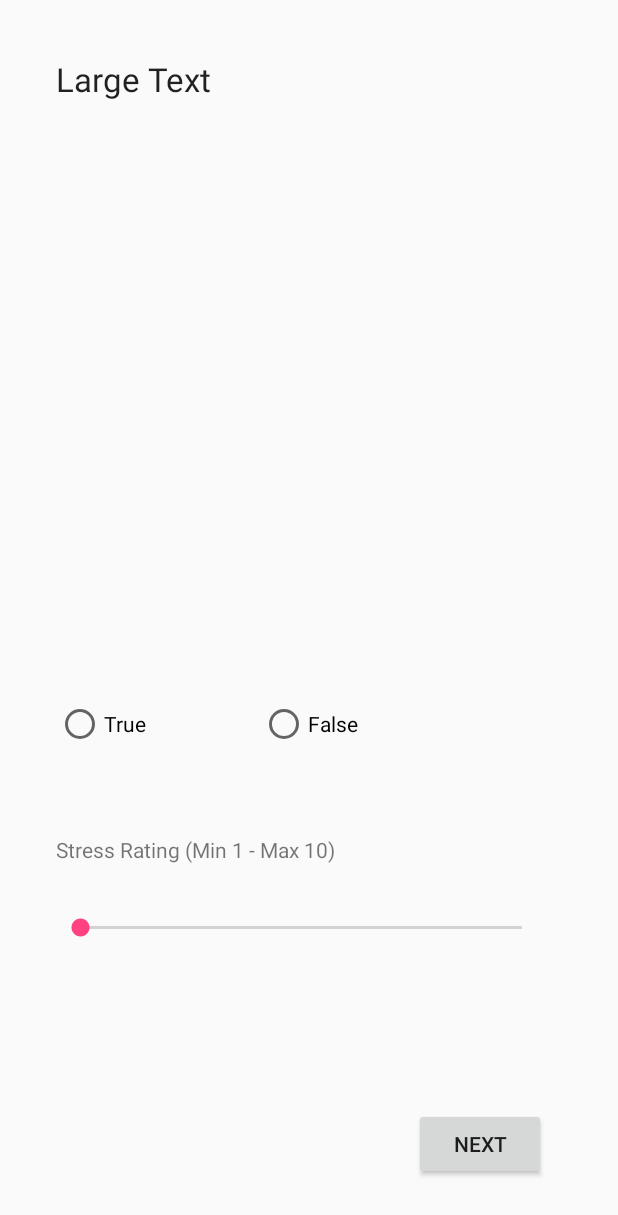
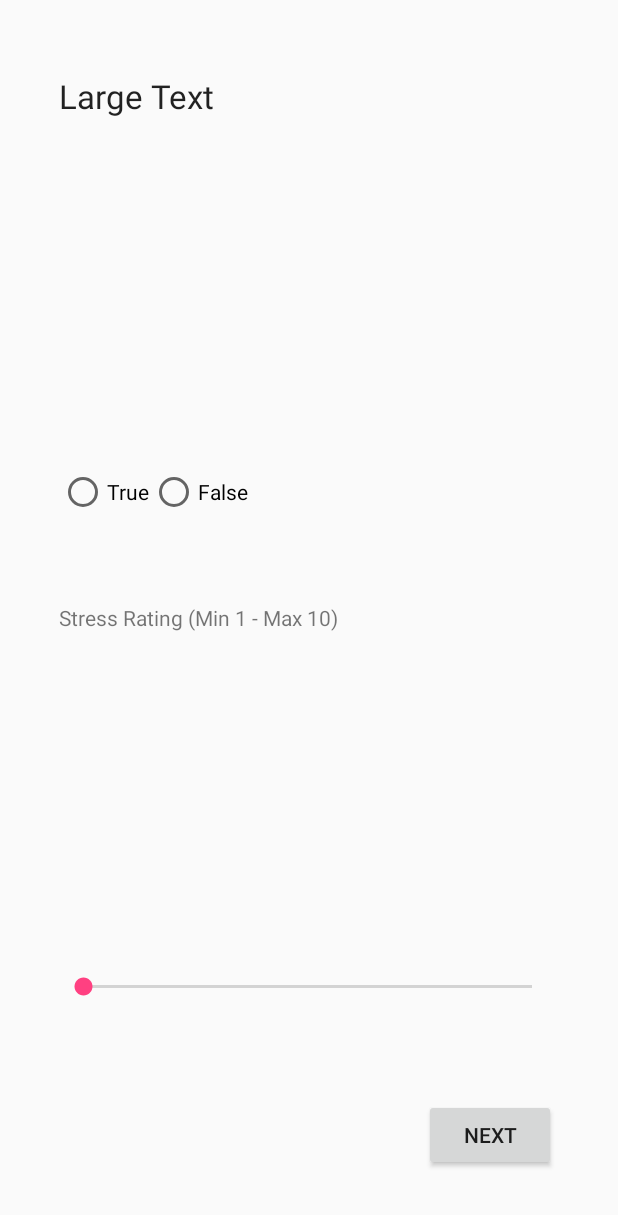
Before and after one commit to aidaying/ThinkFeelAct, an Android app: the screen it shows after launch (MainActivity), after a tap on "START", on a phone screen of 412 x 824 dp. Shown: the top 1215 px of the screen. Run offline under Robolectric (Android 15) with nearby library versions, the phone set to English and light mode, and no system bars; 3 statements that could not run were skipped.

Commit message:
Third Commit
Initiate other fragment page: add event page, self evaluation page, java
classes to help insert data to database and calculation

```diff
--- a/app/build.gradle
+++ b/app/build.gradle
@@ -25,5 +25,5 @@ dependencies {
     compile 'com.android.support:appcompat-v7:23.4.0'
     compile 'com.android.support:design:23.4.0'
     compile 'com.android.support:support-v4:23.4.0'
-    compile 'com.google.android.gms:play-services:8.4.0'
+    compile 'com.google.android.gms:play-services:9.0.0'
 }
--- a/app/src/main/java/nz/ac/aut/rnd/team/thinkfeelactproject/DatabaseHandler.java
+++ b/app/src/main/java/nz/ac/aut/rnd/team/thinkfeelactproject/DatabaseHandler.java
@@ -5,7 +5,6 @@ import android.content.Context;
 import android.database.Cursor;
 import android.database.sqlite.SQLiteDatabase;
 import android.database.sqlite.SQLiteOpenHelper;
-
 import java.util.ArrayList;
 import java.util.List;
 
@@ -50,8 +49,10 @@ public class DatabaseHandler extends SQLiteOpenHelper {
 
     @Override
     public void onCreate(SQLiteDatabase db) {
+        dbase = db;
         createTable(db);
         addQuestions();
+        db.close();
     }
 
     @Override
@@ -62,25 +63,41 @@ public class DatabaseHandler extends SQLiteOpenHelper {
     public List<Survey> getAllQuestion(){
         List<Survey> arrayList = new ArrayList<Survey>();
         dbase = this.getReadableDatabase();
-        Cursor res = dbase.rawQuery("SELECT * FROM " + QUESTION_TABLE_NAME, null);
-       if(res.moveToFirst()) {
+        Cursor cursor = dbase.rawQuery("SELECT * FROM " + QUESTION_TABLE_NAME, null);
+       if(cursor.moveToFirst()) {
            do {
                Survey survey = new Survey();
-               survey.setId(res.getInt(0));
-               survey.setQuestion(res.getString(1));
-               survey.setType(res.getString(2));
+               survey.setId(cursor.getInt(0));
+               survey.setQuestion(cursor.getString(1));
+               survey.setType(cursor.getString(2));
                arrayList.add(survey);
-           }while(res.moveToNext());
+           }while(cursor.moveToNext());
        }
         return arrayList;
     }
 
     public void addQuestion(Survey survey) {
-
         ContentValues values = new ContentValues();
         values.put(QUESTION, survey.getQuestion());
         values.put(QUESTION_TYPE, survey.getType());
         dbase.insert(QUESTION_TABLE_NAME, null, values);
+    }
+
+    public void addEventCurrent(Event event) {
+        ContentValues values = new ContentValues();
+        values.put(EVENT_NAME, event.getName());
+        values.put(ADDED_DATE, event.getDate());
+        values.put(RATING, event.getRating());
+        dbase.insert(EVENT_CURRENT_TABLE_NAME, null, values);
+    }
+
+    public void addLongTermSurvey(LongTermSurvey longTermSurvey) {
+        ContentValues values = new ContentValues();
+        values.put(ANSWERED_TRUE, longTermSurvey.getAnswerTF());
+        values.put(RATING, longTermSurvey.getRating());
+        values.put(FIRSTTIME, longTermSurvey.getFirstTimeUser());
+        values.put(QUESTION_ID, longTermSurvey.getQuestionId());
+        dbase.insert(LT_TABLE_NAME, null, values);
     }
 
     private void createTable(SQLiteDatabase db){
@@ -93,7 +110,7 @@ public class DatabaseHandler extends SQLiteOpenHelper {
         db.execSQL(CREATE_USER_TABLE);
 
         String CREATE_LTSURVEY_TABLE = "CREATE TABLE "+ LT_TABLE_NAME + "("
-                + LTSURVEY_ID + " INTEGER PRIMARY KEY AUTOINCREMENT, " + ANSWERED_TRUE + " BOOLEAN, " + RATING + " INTEGER, " + FIRSTTIME + " BOOLEAN, "
+                + LTSURVEY_ID + " INTEGER PRIMARY KEY AUTOINCREMENT, " + ANSWERED_TRUE + " TEXT, " + RATING + " INTEGER, " + FIRSTTIME + " TEXT, "
                 + QUESTION_ID + " INTEGER, FOREIGN KEY("+QUESTION_ID+") REFERENCES "+QUESTION_TABLE_NAME + "("+QUESTION_ID +"))";
         db.execSQL(CREATE_LTSURVEY_TABLE);
 
--- a/app/src/main/java/nz/ac/aut/rnd/team/thinkfeelactproject/FirstTimeInitialPageFragment.java
+++ b/app/src/main/java/nz/ac/aut/rnd/team/thinkfeelactproject/FirstTimeInitialPageFragment.java
@@ -19,7 +19,7 @@ public class FirstTimeInitialPageFragment extends Fragment {
 
     @Override
     public View onCreateView(LayoutInflater inflater,  ViewGroup container,  Bundle savedInstanceState) {
-        Bundle stuff = getArguments();
+
 
         View titleView = inflater.inflate(R.layout.fragment_first_time_initial_page, container, false);
 
--- a/app/src/main/java/nz/ac/aut/rnd/team/thinkfeelactproject/MainActivity.java
+++ b/app/src/main/java/nz/ac/aut/rnd/team/thinkfeelactproject/MainActivity.java
@@ -9,8 +9,10 @@ import android.support.v4.app.FragmentTransaction;
 
 public class MainActivity extends FragmentActivity {
 
-    private final int  fragment_first_time_initial_page=1;
-    private final int  fragment_first_time_survey=2;
+    private final int fragment_first_time_initial_page=1;
+    private final int fragment_first_time_survey=2;
+    private final int fragement_add_event_page=3;
+    private final int fragment_self_evaluation=4;
 
     @Override
     protected void onCreate(Bundle savedInstanceState) {
--- a/app/src/main/res/layout/fragment_first_time_survey.xml
+++ b/app/src/main/res/layout/fragment_first_time_survey.xml
@@ -9,10 +9,10 @@
         android:text="Next"
         android:id="@+id/nextbtn"
         android:layout_gravity="right|bottom"
+        android:layout_marginBottom="43dp"
+        android:layout_marginEnd="41dp"
         android:layout_alignParentBottom="true"
-        android:layout_toEndOf="@+id/falseButton"
-        android:layout_marginStart="37dp"
-        android:layout_marginBottom="37dp" />
+        android:layout_alignEnd="@+id/textView2" />
 
     <TextView
         android:layout_width="wrap_content"
@@ -21,9 +21,16 @@
         android:text="Large Text"
         android:id="@+id/question"
         android:layout_alignParentTop="true"
-        android:layout_alignParentStart="true"
-        android:layout_marginStart="37dp"
-        android:layout_marginTop="38dp" />
+        android:layout_alignStart="@+id/radio"
+        android:layout_marginTop="49dp" />
+    <RadioGroup
+        android:layout_width="match_parent"
+        android:layout_height="wrap_content"
+        android:orientation="horizontal"
+        android:id="@+id/radio"
+        android:layout_above="@+id/textView2"
+        android:layout_alignStart="@+id/textView2"
+        android:layout_alignEnd="@+id/stressRateBar">
 
         <RadioButton
             android:layout_width="wrap_content"
@@ -31,26 +38,25 @@
             android:text="True"
             android:id="@+id/truebutton"
             android:checked="false"
-        android:layout_above="@+id/textView2"
-        android:layout_alignStart="@+id/question"
             android:layout_marginBottom="58dp" />
-
         <RadioButton
             android:layout_width="wrap_content"
             android:layout_height="wrap_content"
             android:text="False"
             android:id="@+id/falseButton"
             android:checked="false"
-        android:layout_alignTop="@+id/truebutton"
-        android:layout_centerHorizontal="true" />
+            android:layout_alignTop="@+id/radio"
+            android:layout_alignEnd="@+id/textView2" />
 
+    </RadioGroup>
     <SeekBar
         android:layout_width="wrap_content"
         android:layout_height="wrap_content"
+        android:maxWidth="6in"
         android:id="@+id/stressRateBar"
         android:layout_above="@+id/nextbtn"
-        android:layout_alignStart="@+id/truebutton"
-        android:layout_marginBottom="111dp"
+        android:layout_alignStart="@+id/textView2"
+        android:layout_marginBottom="66dp"
         android:layout_alignEnd="@+id/nextbtn" />
 
     <TextView
@@ -59,8 +65,11 @@
         android:textAppearance="?android:attr/textAppearanceSmall"
         android:text="Stress Rating (Min 1 - Max 10)"
         android:id="@+id/textView2"
-        android:layout_above="@+id/stressRateBar"
-        android:layout_alignStart="@+id/stressRateBar"
-        android:layout_marginBottom="33dp" />
+        android:layout_marginStart="39dp"
+        android:layout_centerVertical="true"
+        android:layout_alignParentStart="true"
+        android:layout_alignParentEnd="true" />
+
+
 
 </RelativeLayout>
```
Also changed, not shown: app/src/main/java/nz/ac/aut/rnd/team/thinkfeelactproject/AddEventPageFragment.java (added, +19 -0 lines), app/src/main/java/nz/ac/aut/rnd/team/thinkfeelactproject/Event.java (added, +50 -0 lines), app/src/main/java/nz/ac/aut/rnd/team/thinkfeelactproject/FirstTimeSurveyFragment.java (+7 -9 lines), app/src/main/java/nz/ac/aut/rnd/team/thinkfeelactproject/LongTermSurvey.java (added, +60 -0 lines), app/src/main/java/nz/ac/aut/rnd/team/thinkfeelactproject/SelfEvaluationFragment.java (added, +30 -0 lines), app/src/main/java/nz/ac/aut/rnd/team/thinkfeelactproject/StressCalculator.java (added, +10 -0 lines), app/src/main/java/nz/ac/aut/rnd/team/thinkfeelactproject/survey.java (+8 -2 lines), app/src/main/res/layout/fragment_add_event_page.xml (added, +87 -0 lines), app/src/main/res/layout/fragment_self_evaluation.xml (added, +25 -0 lines). Lines whose indentation alone changed are shown as unchanged.
